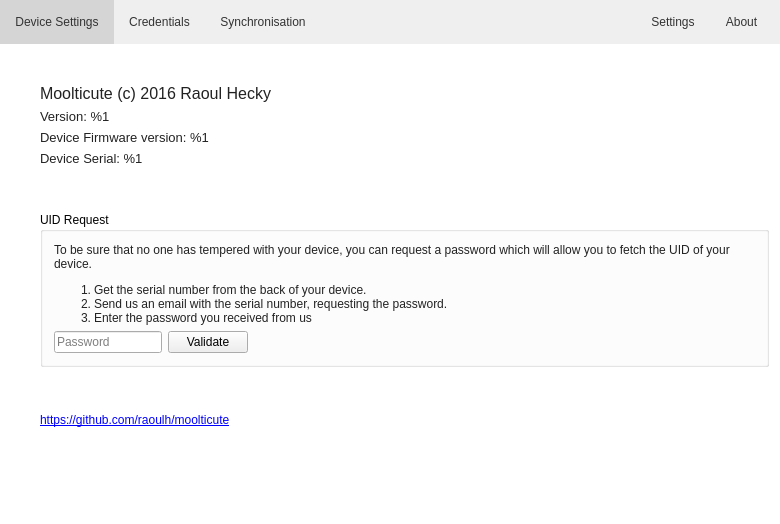
The window that src/MainWindow.ui (mooltipass/moolticute) describes before a commit, drawn with Qt 5.
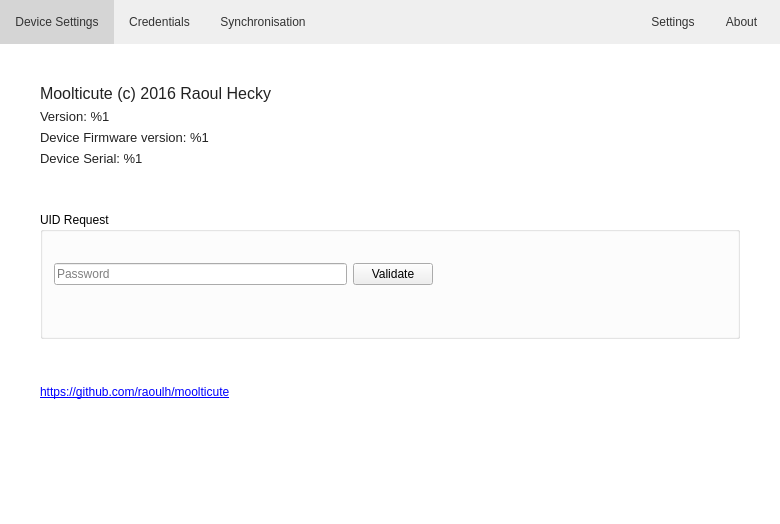
The same window after the commit. Icons and pictures are not drawn. Custom widgets are drawn as their Qt base class.

Commit message:
Implement the UID request feature.
 * Mailto link auto-filled with the device's serial
 * UID fetching ( protocol, damon, client )
 * Hide the feature until a device is connected

```diff
--- a/src/MainWindow.ui
+++ b/src/MainWindow.ui
@@ -172,9 +172,12 @@
       <property name="sizePolicy">
        <sizepolicy hsizetype="Preferred" vsizetype="Preferred">
         <horstretch>0</horstretch>
-        <verstretch>1</verstretch>
+        <verstretch>0</verstretch>
        </sizepolicy>
       </property>
+      <property name="layoutDirection">
+       <enum>Qt::LeftToRight</enum>
+      </property>
       <property name="currentIndex">
        <number>9</number>
       </property>
@@ -1692,6 +1695,9 @@
         <property name="topMargin">
          <number>40</number>
         </property>
+        <property name="rightMargin">
+         <number>40</number>
+        </property>
         <item>
          <widget class="QLabel" name="label_26">
           <property name="font">
@@ -1765,12 +1771,7 @@
            <item>
             <widget class="QLabel" name="UIDRequestLabel">
              <property name="text">
-              <string>To be sure that no one has tempered with your device, you can request a password which will allow you to fetch the UID of your device.
-&lt;ol&gt;
-  &lt;li&gt;Get the serial number from the back of your device. &lt;/li&gt;
-  &lt;li&gt;&amp;shy;&lt;a href=&quot;mailto:support@themooltipass.com?subject=UID Request Code&amp;body=My serial number is %1&quot;&gt;Send us an email&lt;/a&gt; with the serial number, requesting the password.&lt;/li&gt;
- &lt;li&gt; Enter the password you received from us&lt;/li&gt;
-&lt;/ol&gt;</string>
+              <string/>
              </property>
              <property name="textFormat">
               <enum>Qt::RichText</enum>
@@ -1791,7 +1792,7 @@
              <item>
               <widget class="QLineEdit" name="lineEdit">
                <property name="sizePolicy">
-                <sizepolicy hsizetype="Minimum" vsizetype="Maximum">
+                <sizepolicy hsizetype="MinimumExpanding" vsizetype="Maximum">
                  <horstretch>0</horstretch>
                  <verstretch>0</verstretch>
                 </sizepolicy>
@@ -1826,6 +1827,51 @@
              </item>
             </layout>
            </item>
+           <item>
+            <layout class="QHBoxLayout" name="horizontalLayout_28">
+             <item>
+              <widget class="QLabel" name="UIDRequestResultIcon">
+               <property name="sizePolicy">
+                <sizepolicy hsizetype="Fixed" vsizetype="Fixed">
+                 <horstretch>0</horstretch>
+                 <verstretch>0</verstretch>
+                </sizepolicy>
+               </property>
+               <property name="minimumSize">
+                <size>
+                 <width>34</width>
+                 <height>34</height>
+                </size>
+               </property>
+               <property name="text">
+                <string/>
+               </property>
+              </widget>
+             </item>
+             <item>
+              <widget class="QLabel" name="UIDRequestResultLabel">
+               <property name="enabled">
+                <bool>true</bool>
+               </property>
+               <property name="sizePolicy">
+                <sizepolicy hsizetype="Minimum" vsizetype="Minimum">
+                 <horstretch>1</horstretch>
+                 <verstretch>0</verstretch>
+                </sizepolicy>
+               </property>
+               <property name="minimumSize">
+                <size>
+                 <width>0</width>
+                 <height>34</height>
+                </size>
+               </property>
+               <property name="text">
+                <string/>
+               </property>
+              </widget>
+             </item>
+            </layout>
+           </item>
           </layout>
          </widget>
         </item>
```
Left out of the diff: 9 changed lines with no effect on the pictures. The commit also changes 10 other files.
